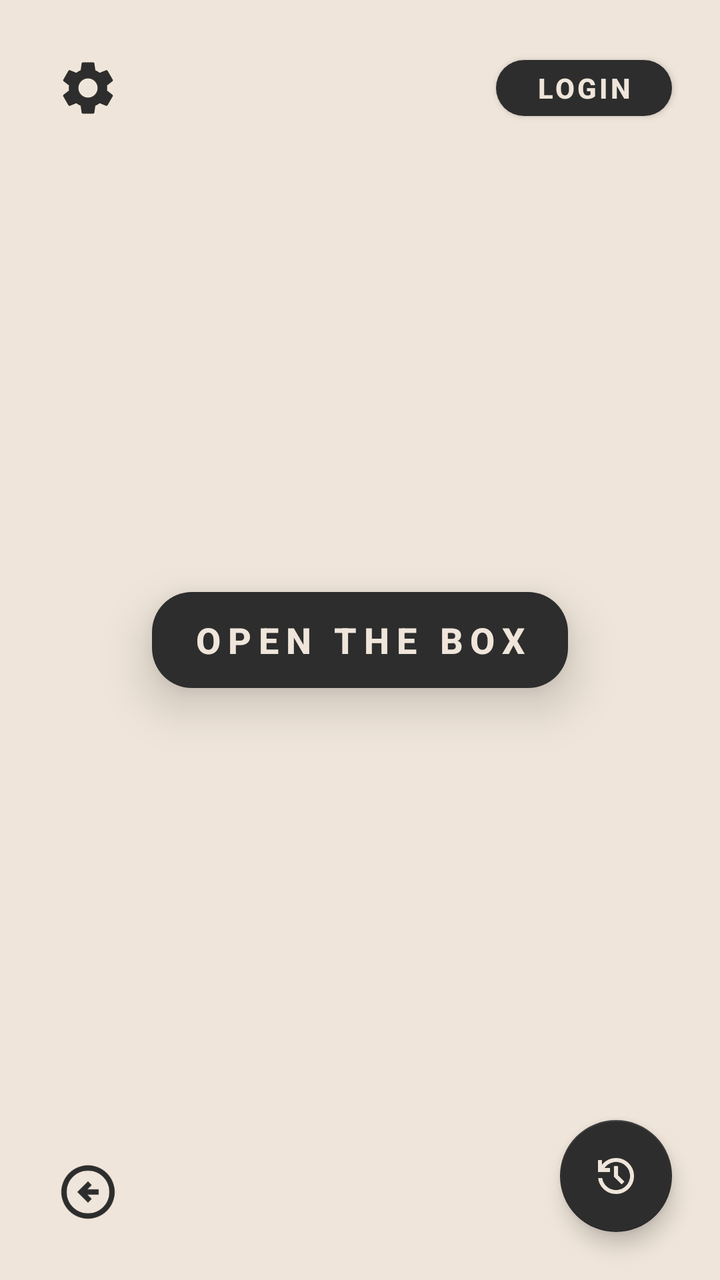
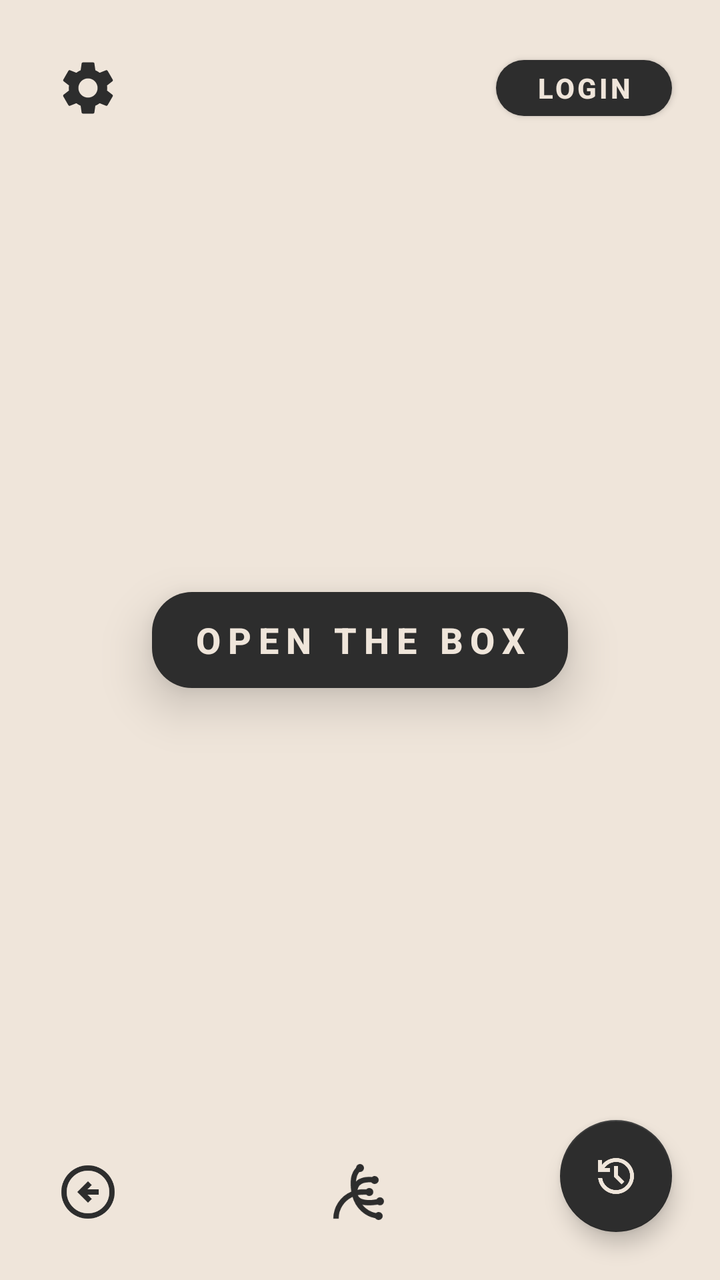

An Android layout rendered at two revisions. The XML below is the earlier revision; the diff shows what the commit changed to produce the second picture.
<!-- AndroidManifest.xml: application theme Theme.PametniPaketnik -->
<!-- res/layout/activity_main.xml -->
<?xml version="1.0" encoding="utf-8"?>
<androidx.constraintlayout.widget.ConstraintLayout xmlns:android="http://schemas.android.com/apk/res/android"
    xmlns:app="http://schemas.android.com/apk/res-auto"
    xmlns:tools="http://schemas.android.com/tools"
    android:id="@+id/main"
    android:layout_width="match_parent"
    android:layout_height="match_parent"
    android:background="@color/background"
    tools:context=".MainActivity">

    <ImageButton
        android:id="@+id/buttonSettings"
        android:layout_width="48dp"
        android:layout_height="48dp"
        android:layout_marginStart="20dp"
        android:layout_marginTop="20dp"
        android:background="?attr/selectableItemBackgroundBorderless"
        android:contentDescription="@string/settings"
        android:padding="8dp"
        android:scaleType="fitCenter"
        android:src="@drawable/ic_settings"
        app:layout_constraintStart_toStartOf="parent"
        app:layout_constraintTop_toTopOf="parent"
        app:tint="@color/history_text_primary" />

    <Button
        android:id="@+id/buttonLogin"
        android:layout_width="wrap_content"
        android:layout_height="40dp"
        android:text="@string/login"
        android:textSize="14sp"
        android:letterSpacing="0.1"
        android:paddingHorizontal="20dp"
        android:textStyle="bold"
        android:textColor="@color/background"
        app:backgroundTint="@color/history_text_primary"
        app:cornerRadius="20dp"
        app:layout_constraintTop_toTopOf="parent"
        app:layout_constraintEnd_toEndOf="parent"
        android:layout_marginTop="24dp"
        android:layout_marginEnd="24dp" />

    <Button
        android:id="@+id/buttonOpenBox"
        android:layout_width="wrap_content"
        android:layout_height="60dp"
        android:text="@string/open_the_box"
        android:textSize="18sp"
        android:letterSpacing="0.2"
        android:paddingHorizontal="20dp"
        android:textStyle="bold"
        android:textColor="@color/background"
        app:backgroundTint="@color/history_text_primary"
        app:cornerRadius="20dp"

        android:elevation="10dp"
        android:translationZ="4dp"
        android:stateListAnimator="@null"

        app:layout_constraintBottom_toBottomOf="parent"
        app:layout_constraintEnd_toEndOf="parent"
        app:layout_constraintStart_toStartOf="parent"
        app:layout_constraintTop_toTopOf="parent" />

    <com.google.android.material.floatingactionbutton.FloatingActionButton
        android:id="@+id/buttonHistory"
        android:layout_width="wrap_content"
        android:layout_height="wrap_content"
        android:layout_marginEnd="24dp"
        android:layout_marginBottom="24dp"
        android:src="@drawable/history"
        app:tint="@color/background"
        app:backgroundTint="@color/history_text_primary"
        app:layout_constraintBottom_toBottomOf="parent"
        app:layout_constraintEnd_toEndOf="parent"
        app:fabSize="normal" />
    <ImageButton
        android:id="@+id/btnBack"
        android:layout_width="56dp"
        android:layout_height="56dp"
        android:layout_marginStart="16dp"
        android:layout_marginBottom="16dp"
        android:background="?attr/selectableItemBackgroundBorderless"
        android:contentDescription="@string/nazaj"
        android:padding="12dp"
        android:scaleType="fitCenter"
        android:src="@drawable/ic_back_black"
        app:layout_constraintBottom_toBottomOf="parent"
        app:layout_constraintStart_toStartOf="parent"
        app:tint="@color/history_text_primary" />

</androidx.constraintlayout.widget.ConstraintLayout>
<!-- resources referenced by this layout -->
<resources>
  <color name="background">#EFE5DA</color>
  <color name="history_text_primary">#2D2D2D</color>
  <!-- drawable history (drawable) -->
  <vector xmlns:android="http://schemas.android.com/apk/res/android"
      android:width="40dp"
      android:height="40dp"
      android:viewportWidth="960"
      android:viewportHeight="960">
    <path
        android:pathData="M480,840q-138,0 -240.5,-91.5T122,520h82q14,104 92.5,172T480,760q117,0 198.5,-81.5T760,480q0,-117 -81.5,-198.5T480,200q-69,0 -129,32t-101,88h110v80L120,400v-240h80v94q51,-64 124.5,-99T480,120q75,0 140.5,28.5t114,77q48.5,48.5 77,114T840,480q0,75 -28.5,140.5t-77,114q-48.5,48.5 -114,77T480,840ZM592,648L440,496v-216h80v184l128,128 -56,56Z"
        android:fillColor="#1f1f1f"/>
  </vector>
  <!-- drawable ic_back_black (drawable) -->
  <vector xmlns:android="http://schemas.android.com/apk/res/android" android:autoMirrored="true" android:height="24dp" android:tint="#000000" android:viewportHeight="960" android:viewportWidth="960" android:width="24dp">
        
      <path android:fillColor="@android:color/white" android:pathData="M480,640L536,584L472,520L640,520L640,440L472,440L536,376L480,320L320,480L480,640ZM480,880Q397,880 324,848.5Q251,817 197,763Q143,709 111.5,636Q80,563 80,480Q80,397 111.5,324Q143,251 197,197Q251,143 324,111.5Q397,80 480,80Q563,80 636,111.5Q709,143 763,197Q817,251 848.5,324Q880,397 880,480Q880,563 848.5,636Q817,709 763,763Q709,817 636,848.5Q563,880 480,880ZM480,800Q614,800 707,707Q800,614 800,480Q800,346 707,253Q614,160 480,160Q346,160 253,253Q160,346 160,480Q160,614 253,707Q346,800 480,800ZM480,480Q480,480 480,480Q480,480 480,480Q480,480 480,480Q480,480 480,480Q480,480 480,480Q480,480 480,480Q480,480 480,480Q480,480 480,480Z"/>
      
  </vector>
  <string name="login">LOGIN</string>
  <string name="nazaj">Nazaj</string>
  <string name="open_the_box">OPEN THE BOX</string>
  <string name="settings">Settings</string>
  <style name="Theme.PametniPaketnik" parent="Base.Theme.PametniPaketnik" />
  <style name="Base.Theme.PametniPaketnik" parent="Theme.MaterialComponents.Light.NoActionBar">
          <item name="colorPrimary">@color/history_text_primary</item>
          <item name="android:statusBarColor">@color/background</item>
          <item name="android:windowLightStatusBar">true</item> </style>
  <!-- unchanged entries left out for length: 1 -->
</resources>

<!-- the commit's change to res/layout/activity_main.xml (unified diff, before → after) -->
@@ -74,6 +74,21 @@
         app:layout_constraintBottom_toBottomOf="parent"
         app:layout_constraintEnd_toEndOf="parent"
         app:fabSize="normal" />
+
+    <ImageButton
+        android:id="@+id/btnHome"
+        android:layout_width="56dp"
+        android:layout_height="56dp"
+        android:layout_marginBottom="16dp"
+        android:background="?attr/selectableItemBackgroundBorderless"
+        android:contentDescription="@string/domov"
+        android:padding="12dp"
+        android:scaleType="fitCenter"
+        android:src="@drawable/ic_home_black"
+        app:layout_constraintBottom_toBottomOf="parent"
+        app:layout_constraintStart_toStartOf="parent"
+        app:layout_constraintEnd_toEndOf="parent"
+        app:tint="@color/history_text_primary" />
     <ImageButton
         android:id="@+id/btnBack"
         android:layout_width="56dp"
<!-- resource entries referenced after the edit -->
@@ -18,6 +18,13 @@
       <path android:fillColor="@android:color/white" android:pathData="M480,640L536,584L472,520L640,520L640,440L472,440L536,376L480,320L320,480L480,640ZM480,880Q397,880 324,848.5Q251,817 197,763Q143,709 111.5,636Q80,563 80,480Q80,397 111.5,324Q143,251 197,197Q251,143 324,111.5Q397,80 480,80Q563,80 636,111.5Q709,143 763,197Q817,251 848.5,324Q880,397 880,480Q880,563 848.5,636Q817,709 763,763Q709,817 636,848.5Q563,880 480,880ZM480,800Q614,800 707,707Q800,614 800,480Q800,346 707,253Q614,160 480,160Q346,160 253,253Q160,346 160,480Q160,614 253,707Q346,800 480,800ZM480,480Q480,480 480,480Q480,480 480,480Q480,480 480,480Q480,480 480,480Q480,480 480,480Q480,480 480,480Q480,480 480,480Q480,480 480,480Z"/>
       
   </vector>
+  <!-- drawable ic_home_black (drawable) -->
+  <vector xmlns:android="http://schemas.android.com/apk/res/android" android:height="24dp" android:tint="#000000" android:viewportHeight="960" android:viewportWidth="960" android:width="24dp">
+        
+      <path android:fillColor="@android:color/white" android:pathData="M760,900Q745,900 732,893Q719,886 711,874Q590,852 497.5,766Q405,680 368,554Q272,599 216,686.5Q160,774 160,880L80,880Q80,746 153.5,636Q227,526 350,474Q329,359 346.5,266.5Q364,174 420,117Q420,117 420,117Q420,117 420,117Q422,93 439,76.5Q456,60 480,60Q505,60 522.5,77.5Q540,95 540,120Q540,145 522.5,162.5Q505,180 480,180Q478,180 476,180Q474,180 471,179Q449,204 436,240.5Q423,277 419,322Q439,302 465.5,287.5Q492,273 524,265Q554,257 588.5,254.5Q623,252 661,255Q669,247 679,243.5Q689,240 700,240Q725,240 742.5,257.5Q760,275 760,300Q760,325 742.5,342.5Q725,360 700,360Q686,360 672.5,353.5Q659,347 651,335Q618,333 587.5,335.5Q557,338 533,346Q494,359 471.5,384Q449,409 443,448Q471,443 490.5,441.5Q510,440 576,440Q584,430 595.5,425Q607,420 620,420Q645,420 662.5,437.5Q680,455 680,480Q680,505 662.5,522.5Q645,540 620,540Q607,540 595.5,535Q584,530 576,520Q513,520 493,521.5Q473,523 448,528Q461,562 499,580Q537,598 598,600Q627,602 660.5,599Q694,596 728,590Q736,576 750,568Q764,560 780,560Q805,560 822.5,577.5Q840,595 840,620Q840,645 822.5,662.5Q805,680 780,680Q770,680 761.5,677Q753,674 745,668Q711,674 678.5,677.5Q646,681 617,681Q588,681 562,678Q536,675 513,669Q551,718 605.5,751.5Q660,785 720,796Q728,788 738.5,784Q749,780 760,780Q785,780 802.5,797.5Q820,815 820,840Q820,865 802.5,882.5Q785,900 760,900Z"/>
+      
+  </vector>
+  <string name="domov">Domov</string>
   <string name="login">LOGIN</string>
   <string name="nazaj">Nazaj</string>
   <string name="open_the_box">OPEN THE BOX</string>
